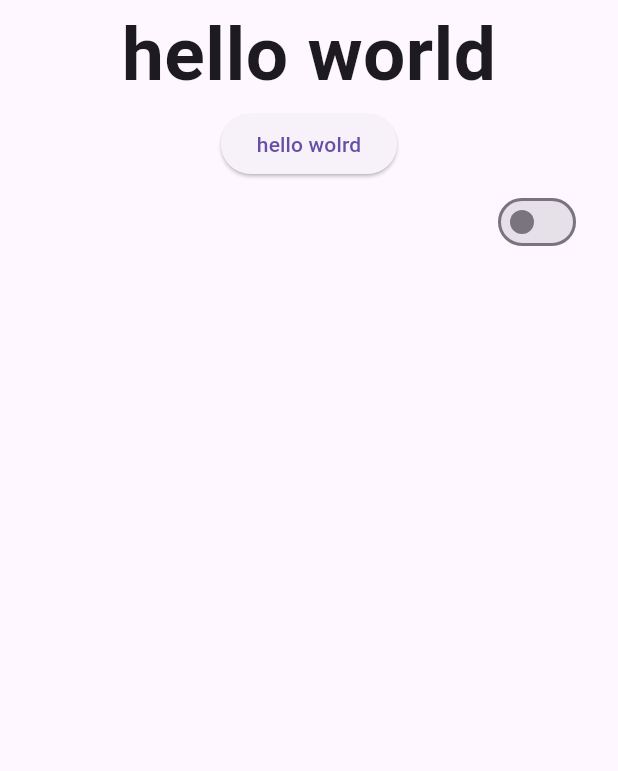
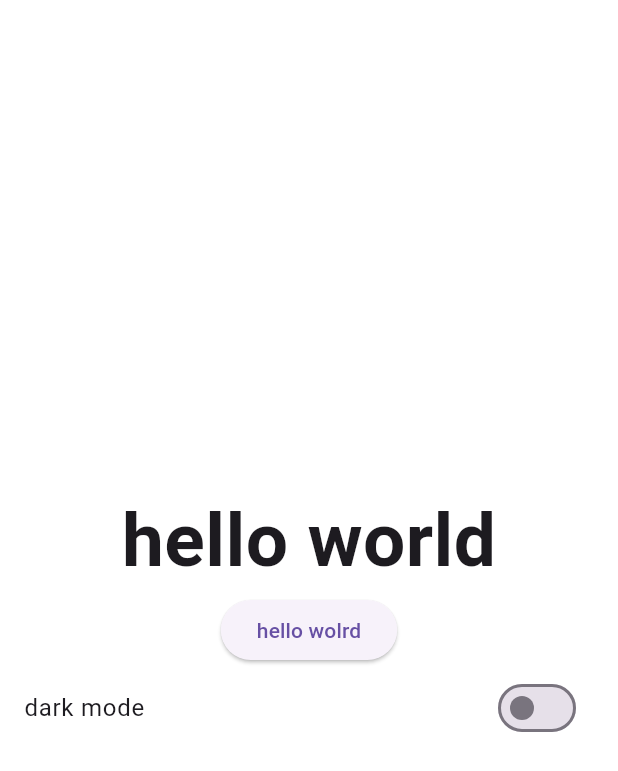
Before and after one commit to MeDoRa0/shop_user, a Flutter app: the screen it shows after launch, on a phone screen of 412 x 824 dp. Shown: the top 771 px of the screen. Run offline on Flutter 3.47's test engine with Material 3 defaults, Android fonts, the phone set to English and light mode, and no system bars.

Commit message:
create app colors file to set colors

```diff
--- /dev/null
+++ b/lib/constants/app_colors.dart
@@ -0,0 +1,9 @@
+import 'package:flutter/material.dart';
+
+class AppColors {
+  static const Color lightScafoldColor = Colors.white;
+    static const Color lightPrimary = Color(0xFF181059);
+      static const Color lightCardColor = Color.fromARGB(106,250,250,250);
+        static const Color darkScaffoldColor = Color.fromARGB(255, 9, 3, 27);
+          static const Color darkPrimary = Color.fromARGB(255, 94, 75, 236);
+}
--- a/lib/screens/home.dart
+++ b/lib/screens/home.dart
@@ -1,4 +1,5 @@
 import 'package:flutter/material.dart';
+import 'package:shop_user/constants/app_colors.dart';
 
 class HomeScreen extends StatelessWidget {
   const HomeScreen({super.key});
@@ -6,7 +7,9 @@ class HomeScreen extends StatelessWidget {
   @override
   Widget build(BuildContext context) {
     return Scaffold(
+      backgroundColor: AppColors.lightScafoldColor,
       body: Column(
+        mainAxisAlignment: MainAxisAlignment.center,
         children: [
           const Text(
             'hello world',
@@ -17,6 +20,7 @@ class HomeScreen extends StatelessWidget {
             child: const Text('hello wolrd'),
           ),
           SwitchListTile(
+            title: Text('dark mode'),
             value: false,
             onChanged: (value) {},
           )
```
